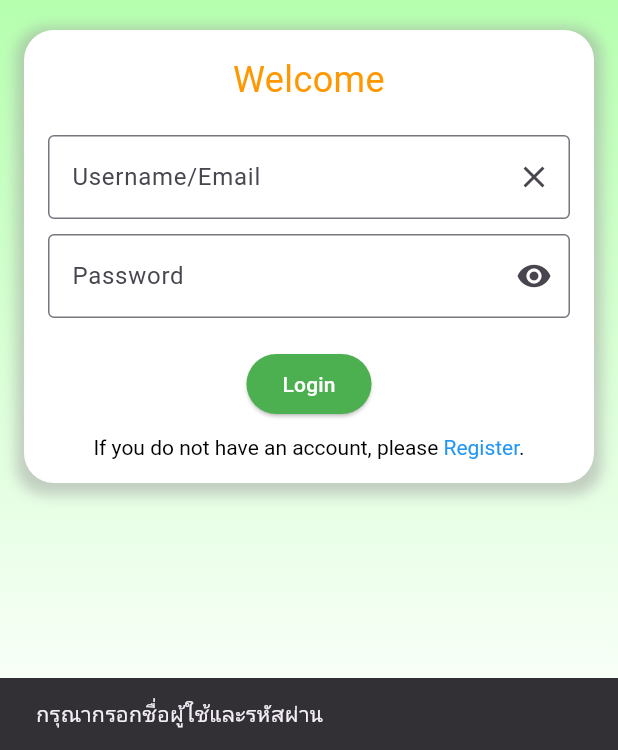
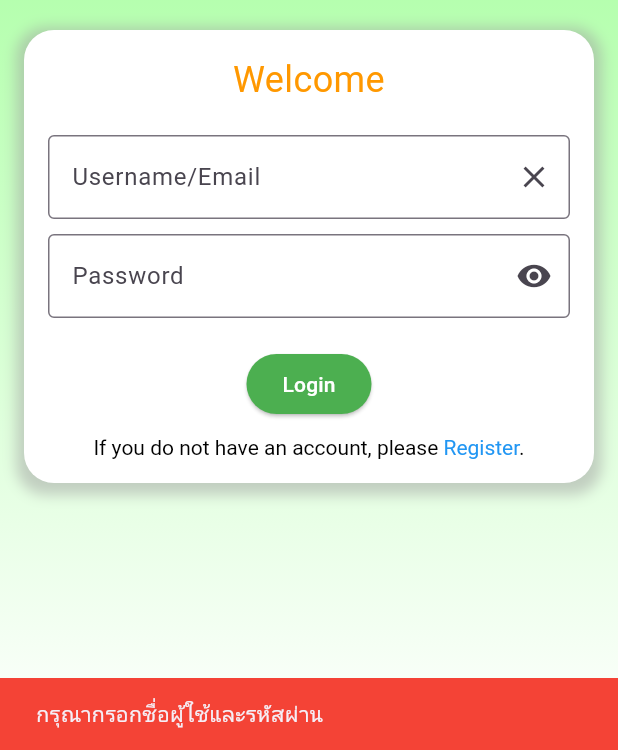
Before and after one commit to Slippy03/Project_2024, a Flutter app: the screen it shows after launch, after a tap on "Login", on a phone screen of 412 x 824 dp, the part 486-1236 px from its top. Run offline on Flutter 3.47's test engine with Material 3 defaults, Android fonts, the phone set to English and light mode, and no system bars; our stand-ins replace cloud_firestore, firebase_auth, firebase_core, firebase_storage, image_picker; accounts and stored records are empty.

Commit message:
snackbar update for login and register page

```diff
--- a/riceguard_app/lib/pages/login.dart
+++ b/riceguard_app/lib/pages/login.dart
@@ -38,7 +38,10 @@ class _LoginPageState extends State<LoginPage> {
             email = querySnapshot.docs[0]['email'];
           } else {
             ScaffoldMessenger.of(context).showSnackBar(
-              SnackBar(content: Text("ไม่พบชื่อผู้ใช้ในระบบ")),
+              SnackBar(
+                content: Text("ไม่พบชื่อผู้ใช้ในระบบ"),
+                backgroundColor: Colors.red, // Set background to red
+              ),
             );
             return;
           }
@@ -53,12 +56,18 @@ class _LoginPageState extends State<LoginPage> {
         );
       } catch (e) {
         ScaffoldMessenger.of(context).showSnackBar(
-          SnackBar(content: Text("Login failed: $e")),
+          SnackBar(
+            content: Text("Login failed: $e"),
+            backgroundColor: Colors.red, // Set background to red
+          ),
         );
       }
     } else {
       ScaffoldMessenger.of(context).showSnackBar(
-        SnackBar(content: Text("กรุณากรอกชื่อผู้ใช้และรหัสผ่าน")),
+        SnackBar(
+          content: Text("กรุณากรอกชื่อผู้ใช้และรหัสผ่าน"),
+          backgroundColor: Colors.red, // Set background to red
+        ),
       );
     }
   }
```
Also changed, not shown: riceguard_app/lib/pages/register.dart (+6 -3 lines).
